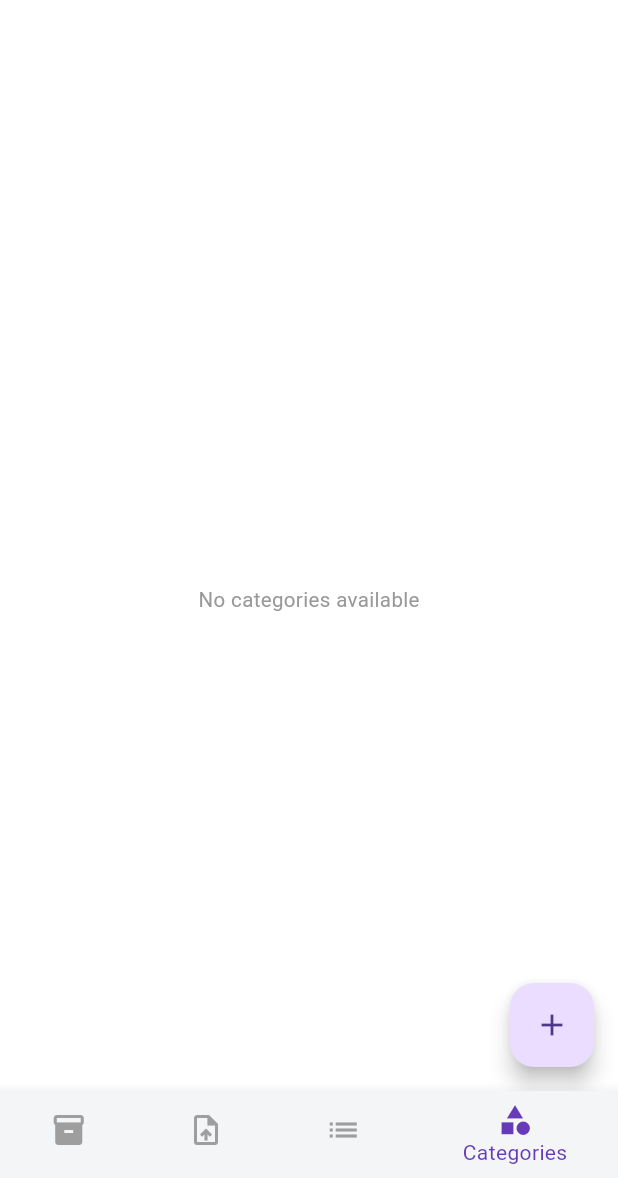
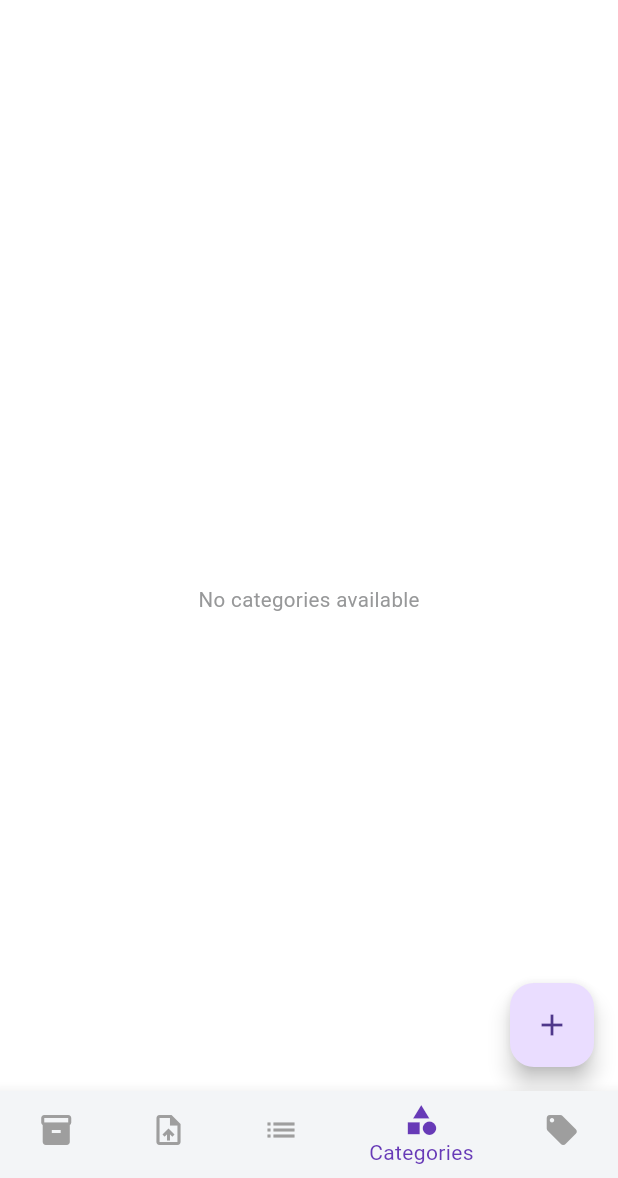
Before and after one commit to pranav2811/groceryapp, a Flutter app: the AdminHomeScreen screen opened directly, item 4 of the bottom bar chosen, on a phone screen of 412 x 824 dp, the part 58-1236 px from its top. Run offline on Flutter 3.47's test engine with Material 3 defaults, Android fonts, the phone set to English and light mode, and no system bars; our stand-ins replace after_layout, awesome_dialog, badges, camera, carousel_slider, cloud_firestore and 12 more; missing offline and left inert: firebase_app_check, razorpay_flutter; accounts and stored records are empty; Roboto replaces fonts that are missing (Poppins); project files that could hold a hidden picture were left out.

Commit message:
added option in admin page to upload offer images

```diff
--- a/lib/Screens/admin_home_screen.dart
+++ b/lib/Screens/admin_home_screen.dart
@@ -8,6 +8,7 @@ import 'package:groceryapp/Screens/admin_order_page.dart';
 import 'package:groceryapp/Screens/admin_upload_csv.dart';
 import 'package:image_picker/image_picker.dart';
 import 'package:groceryapp/Screens/admin_category_page.dart';
+import 'package:groceryapp/Screens/admin_offer_upload_page.dart';
 
 class AdminHomeScreen extends StatefulWidget {
   const AdminHomeScreen({super.key});
@@ -20,23 +21,27 @@ class _AdminHomeScreenState extends State<AdminHomeScreen> {
   int _selectedIndex = 0;
   final FirebaseFirestore _firestore = FirebaseFirestore.instance;
 
-  final List<Widget> _pages = [];
-  List<String> _categories = []; // List to hold category names (document IDs)
-  String? _selectedCategory; // Variable to hold the selected category
+  late List<Widget> _pages;              // <— late, will be set in initState
+  List<String> _categories = [];
+  String? _selectedCategory;
 
   @override
   void initState() {
     super.initState();
-    _fetchCategories(); // Fetch categories from Firestore on initialization
-    _pages.add(_buildInventoryPage());
-    _pages.add(AdminUploadCSVPage());
-    _pages.add(AdminOrderPage());
-    _pages.add(AdminCategoryScreen());
+    _fetchCategories();
+
+    // build all pages here so length always == bottom nav length
+    _pages = [
+      _buildInventoryPage(),
+      const AdminUploadCSVPage(),
+      const AdminOrderPage(),
+      const AdminCategoryScreen(),
+      const AdminOfferUploadPage(),
+    ];
   }
 
   void _fetchCategories() async {
-    // Fetch categories from Firestore (assuming each category is a document ID)
-    QuerySnapshot snapshot = await _firestore.collection('inventory').get();
+    final snapshot = await _firestore.collection('inventory').get();
     setState(() {
       _categories = snapshot.docs.map((doc) => doc.id).toList();
     });
@@ -82,16 +87,12 @@ class _AdminHomeScreenState extends State<AdminHomeScreen> {
                 const SizedBox(height: 10),
                 TextField(
                   decoration: const InputDecoration(hintText: 'Item Name'),
-                  onChanged: (value) {
-                    itemName = value;
-                  },
+                  onChanged: (value) => itemName = value,
                 ),
                 TextField(
                   decoration: const InputDecoration(hintText: 'Price'),
                   keyboardType: TextInputType.number,
-                  onChanged: (value) {
-                    price = value;
-                  },
+                  onChanged: (value) => price = value,
                 ),
                 Row(
                   mainAxisAlignment: MainAxisAlignment.spaceBetween,
@@ -109,12 +110,13 @@ class _AdminHomeScreenState extends State<AdminHomeScreen> {
                 ),
                 ElevatedButton(
                   style: ElevatedButton.styleFrom(
-                      padding: const EdgeInsets.symmetric(
-                          horizontal: 16, vertical: 8),
+                    padding:
+                        const EdgeInsets.symmetric(horizontal: 16, vertical: 8),
                     backgroundColor: const Color.fromARGB(255, 222, 186, 248),
-                      foregroundColor: Colors.white),
+                    foregroundColor: Colors.white,
+                  ),
                   onPressed: () async {
-                    final ImagePicker picker = ImagePicker();
+                    final picker = ImagePicker();
                     image = await picker.pickImage(source: ImageSource.gallery);
                   },
                   child: const Text('Upload Image'),
@@ -126,15 +128,15 @@ class _AdminHomeScreenState extends State<AdminHomeScreen> {
             ElevatedButton(
               style: ElevatedButton.styleFrom(
                 backgroundColor: const Color.fromARGB(255, 222, 186, 248),
-                  foregroundColor: Colors.white),
+                foregroundColor: Colors.white,
+              ),
               onPressed: () async {
                 if (itemName.isNotEmpty &&
                     price.isNotEmpty &&
                     image != null &&
                     _selectedCategory != null) {
-                  String imageUrl = await _uploadImageToStorage(image!);
+                  final imageUrl = await _uploadImageToStorage(image!);
 
-                  // Add item under the selected category
                   await _firestore
                       .collection('inventory')
                       .doc(_selectedCategory)
@@ -144,10 +146,10 @@ class _AdminHomeScreenState extends State<AdminHomeScreen> {
                     'price': price,
                     'stock': stock,
                     'imageUrl': imageUrl,
-                    'count': 1, // Default count when adding
+                    'count': 1,
                   });
 
-                  Navigator.of(context).pop();
+                  if (context.mounted) Navigator.of(context).pop();
                 }
               },
               child: const Text('Add'),
@@ -182,17 +184,13 @@ class _AdminHomeScreenState extends State<AdminHomeScreen> {
                 TextField(
                   decoration: const InputDecoration(hintText: 'Item Name'),
                   controller: TextEditingController(text: itemName),
-                  onChanged: (value) {
-                    itemName = value;
-                  },
+                  onChanged: (value) => itemName = value,
                 ),
                 TextField(
                   decoration: const InputDecoration(hintText: 'Price'),
                   keyboardType: TextInputType.number,
                   controller: TextEditingController(text: price),
-                  onChanged: (value) {
-                    price = value;
-                  },
+                  onChanged: (value) => price = value,
                 ),
                 Row(
                   mainAxisAlignment: MainAxisAlignment.spaceBetween,
@@ -210,12 +208,13 @@ class _AdminHomeScreenState extends State<AdminHomeScreen> {
                 ),
                 ElevatedButton(
                   style: ElevatedButton.styleFrom(
-                      padding: const EdgeInsets.symmetric(
-                          horizontal: 16, vertical: 8),
+                    padding:
+                        const EdgeInsets.symmetric(horizontal: 16, vertical: 8),
                     backgroundColor: const Color.fromARGB(255, 222, 186, 248),
-                      foregroundColor: Colors.white),
+                    foregroundColor: Colors.white,
+                  ),
                   onPressed: () async {
-                    final ImagePicker picker = ImagePicker();
+                    final picker = ImagePicker();
                     image = await picker.pickImage(source: ImageSource.gallery);
                   },
                   child: const Text('Upload New Image'),
@@ -226,7 +225,9 @@ class _AdminHomeScreenState extends State<AdminHomeScreen> {
           actions: [
             ElevatedButton(
               style: ElevatedButton.styleFrom(
-                  backgroundColor: Colors.red, foregroundColor: Colors.white),
+                backgroundColor: Colors.red,
+                foregroundColor: Colors.white,
+              ),
               onPressed: () async {
                 await _firestore
                     .collection('inventory')
@@ -234,14 +235,15 @@ class _AdminHomeScreenState extends State<AdminHomeScreen> {
                     .collection('items')
                     .doc(doc.id)
                     .delete();
-                Navigator.of(context).pop();
+                if (context.mounted) Navigator.of(context).pop();
               },
               child: const Text('Delete'),
             ),
             ElevatedButton(
               style: ElevatedButton.styleFrom(
                 backgroundColor: const Color.fromARGB(255, 222, 186, 248),
-                  foregroundColor: Colors.white),
+                foregroundColor: Colors.white,
+              ),
               onPressed: () async {
                 String? imageUrl = doc['imageUrl'];
                 if (image != null) {
@@ -260,7 +262,7 @@ class _AdminHomeScreenState extends State<AdminHomeScreen> {
                   'imageUrl': imageUrl,
                 });
 
-                Navigator.of(context).pop();
+                if (context.mounted) Navigator.of(context).pop();
               },
               child: const Text('Update'),
             ),
@@ -278,9 +280,7 @@ class _AdminHomeScreenState extends State<AdminHomeScreen> {
           return const Center(child: CircularProgressIndicator());
         }
         if (snapshot.data!.docs.isEmpty) {
-          return const Center(
-            child: Text('No categories available'),
-          );
+          return const Center(child: Text('No categories available'));
         }
 
         return ListView(
@@ -300,9 +300,7 @@ class _AdminHomeScreenState extends State<AdminHomeScreen> {
                       return const Center(child: CircularProgressIndicator());
                     }
                     if (itemSnapshot.data!.docs.isEmpty) {
-                      return const Center(
-                        child: Text('No items in this category'),
-                      );
+                      return const Center(child: Text('No items in this category'));
                     }
 
                     return Column(
@@ -316,11 +314,10 @@ class _AdminHomeScreenState extends State<AdminHomeScreen> {
                               if (data != null &&
                                   data.containsKey('imageUrls') &&
                                   (data['imageUrls'] as List).isNotEmpty) {
-                                List<String> imageList =
+                                final imageList =
                                     List<String>.from(data['imageUrls']);
-
                                 return SizedBox(
-                                  width: 100, // Adjust width as needed
+                                  width: 100,
                                   height: 100,
                                   child: CarouselSlider(
                                     options: CarouselOptions(
@@ -336,20 +333,28 @@ class _AdminHomeScreenState extends State<AdminHomeScreen> {
                                   ),
                                 );
                               } else {
-                                return Image.asset('assets/placeholder.jpg',
-                                    width: 100, height: 100);
+                                return Image.asset(
+                                  'assets/placeholder.jpg',
+                                  width: 100,
+                                  height: 100,
+                                );
                               }
                             })(),
-                            title: Text((itemDoc.data()
+                            title: Text(
+                              (itemDoc.data()
                                           as Map<String, dynamic>?)?['name'] ??
-                                'No Name'),
+                                  'No Name',
+                            ),
                             subtitle: Text(
-                                'Price: ${(itemDoc.data() as Map<String, dynamic>?)?['price'] ?? 'N/A'}'),
-                            trailing: Text(((itemDoc.data()
+                              'Price: ${(itemDoc.data() as Map<String, dynamic>?)?['price'] ?? 'N/A'}',
+                            ),
+                            trailing: Text(
+                              ((itemDoc.data()
                                               as Map<String, dynamic>?)?['stock'] ??
                                       false)
                                   ? 'In Stock'
-                                : 'Out of Stock'),
+                                  : 'Out of Stock',
+                            ),
                             onTap: () =>
                                 _editItemDialog(itemDoc, categoryDoc.id),
                           ),
@@ -374,7 +379,7 @@ class _AdminHomeScreenState extends State<AdminHomeScreen> {
       ),
       body: _pages[_selectedIndex],
       bottomNavigationBar: BottomNavigationBar(
-        items: const <BottomNavigationBarItem>[
+        items: const [
           BottomNavigationBarItem(
             icon: Icon(Icons.inventory_2),
             label: 'Inventory',
@@ -388,12 +393,18 @@ class _AdminHomeScreenState extends State<AdminHomeScreen> {
             label: 'Orders',
           ),
           BottomNavigationBarItem(
-              icon: Icon(Icons.category), label: 'Categories'),
+            icon: Icon(Icons.category),
+            label: 'Categories',
+          ),
+          BottomNavigationBarItem(
+            icon: Icon(Icons.local_offer),
+            label: 'Offers',
+          ),
         ],
         currentIndex: _selectedIndex,
         onTap: _onItemTapped,
-        selectedItemColor: Colors.deepPurple, // Customize selected item color
-        unselectedItemColor: Colors.grey, // Customize unselected item color
+        selectedItemColor: Colors.deepPurple,
+        unselectedItemColor: Colors.grey,
         backgroundColor: Colors.white,
       ),
       floatingActionButton: _selectedIndex == 0
```
Lines whose indentation alone changed are shown as unchanged.
